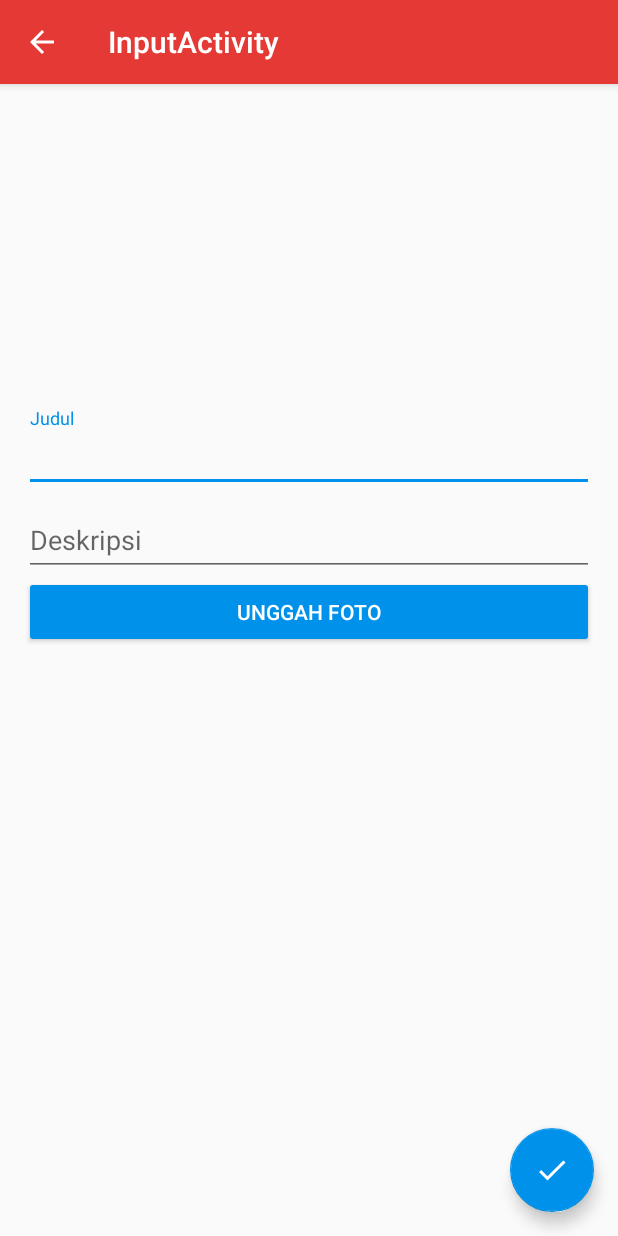
After one commit to abdullahzaky/KelompokD_Nusantara, an Android app: the InputActivity screen opened directly, with no data from a screen before it, on a phone screen of 412 x 824 dp. The commit adds this screen. Run offline under Robolectric (Android 15) with nearby library versions, the light colour scheme and no system bars.

Commit message:
add input activity

```diff
--- a/Nusantara_Android/Nusantara/app/src/main/AndroidManifest.xml
+++ b/Nusantara_Android/Nusantara/app/src/main/AndroidManifest.xml
@@ -21,7 +21,6 @@
             </intent-filter>
         </activity>
 
-
         <meta-data
             android:name="com.google.android.geo.API_KEY"
             android:value="@string/server_client_id" />
@@ -34,6 +33,15 @@
                 <category android:name="android.intent.category.LAUNCHER" />
             </intent-filter>
         </activity>
+        <activity
+            android:name=".InputActivity"
+            android:label="@string/title_activity_input"
+            android:parentActivityName=".MainActivity"
+            android:theme="@style/AppTheme.NoActionBar">
+            <meta-data
+                android:name="android.support.PARENT_ACTIVITY"
+                android:value="com.pjw.tugas.nusantara.MainActivity" />
+        </activity>
     </application>
 
 </manifest>
--- /dev/null
+++ b/Nusantara_Android/Nusantara/app/src/main/java/com/pjw/tugas/nusantara/InputActivity.java
@@ -0,0 +1,63 @@
+package com.pjw.tugas.nusantara;
+
+import android.os.Bundle;
+import android.support.design.widget.FloatingActionButton;
+import android.support.design.widget.Snackbar;
+import android.support.v7.app.AppCompatActivity;
+import android.support.v7.widget.Toolbar;
+import android.util.DisplayMetrics;
+import android.view.Display;
+import android.view.View;
+import android.widget.Button;
+import android.widget.EditText;
+import android.widget.ImageView;
+
+public class InputActivity extends AppCompatActivity {
+
+    EditText inputJudul;
+    EditText inputDeskripsi;
+    ImageView previewImage;
+    Button ambilFoto;
+
+    String judul;
+    String deskripsi;
+
+    @Override
+    protected void onCreate(Bundle savedInstanceState) {
+        super.onCreate(savedInstanceState);
+        setContentView(R.layout.activity_input);
+        Toolbar toolbar = (Toolbar) findViewById(R.id.toolbar);
+        setSupportActionBar(toolbar);
+
+        inputJudul = (EditText) findViewById(R.id.input_judul);
+        inputDeskripsi = (EditText) findViewById(R.id.input_deskripsi);
+        ambilFoto = (Button) findViewById(R.id.input_unggah_button);
+        previewImage = (ImageView) findViewById(R.id.input_preview_image);
+
+        ambilFoto.setOnClickListener(new View.OnClickListener() {
+            @Override
+            public void onClick(View v) {
+                //buka kamera dan ambil foto lalu simpan lalu tampilkan di preview
+
+            }
+        });
+
+        FloatingActionButton fab = (FloatingActionButton) findViewById(R.id.fab);
+        assert fab != null;
+        fab.setOnClickListener(new View.OnClickListener() {
+            @Override
+            public void onClick(View view) {
+                judul = inputJudul.getText().toString();
+                if (judul.isEmpty()) {
+                    inputJudul.setError("Judul harus diisi");
+                }
+                deskripsi = inputDeskripsi.getText().toString();
+                if (deskripsi.isEmpty()) {
+                    inputDeskripsi.setError("Deskripsi harus diisi");
+                }
+            }
+        });
+        getSupportActionBar().setDisplayHomeAsUpEnabled(true);
+    }
+
+}
--- /dev/null
+++ b/Nusantara_Android/Nusantara/app/src/main/res/layout/activity_input.xml
@@ -0,0 +1,34 @@
+<?xml version="1.0" encoding="utf-8"?>
+<android.support.design.widget.CoordinatorLayout xmlns:android="http://schemas.android.com/apk/res/android"
+    xmlns:app="http://schemas.android.com/apk/res-auto"
+    xmlns:tools="http://schemas.android.com/tools"
+    android:layout_width="match_parent"
+    android:layout_height="match_parent"
+    android:fitsSystemWindows="true"
+    tools:context="com.pjw.tugas.nusantara.InputActivity">
+
+    <android.support.design.widget.AppBarLayout
+        android:layout_width="match_parent"
+        android:layout_height="wrap_content"
+        android:theme="@style/AppTheme.AppBarOverlay">
+
+        <android.support.v7.widget.Toolbar
+            android:id="@+id/toolbar"
+            android:layout_width="match_parent"
+            android:layout_height="?attr/actionBarSize"
+            android:background="?attr/colorPrimary"
+            app:popupTheme="@style/AppTheme.PopupOverlay" />
+
+    </android.support.design.widget.AppBarLayout>
+
+    <include layout="@layout/content_input" />
+
+    <android.support.design.widget.FloatingActionButton
+        android:id="@+id/fab"
+        android:layout_width="wrap_content"
+        android:layout_height="wrap_content"
+        android:layout_gravity="bottom|end"
+        android:layout_margin="@dimen/fab_margin"
+        android:src="@drawable/ic_done_white_24dp" />
+
+</android.support.design.widget.CoordinatorLayout>
--- /dev/null
+++ b/Nusantara_Android/Nusantara/app/src/main/res/layout/content_input.xml
@@ -0,0 +1,45 @@
+<?xml version="1.0" encoding="utf-8"?>
+<LinearLayout xmlns:android="http://schemas.android.com/apk/res/android"
+    xmlns:app="http://schemas.android.com/apk/res-auto"
+    xmlns:tools="http://schemas.android.com/tools"
+    android:layout_width="match_parent"
+    android:layout_height="match_parent"
+    android:paddingBottom="@dimen/activity_vertical_margin"
+    android:paddingLeft="@dimen/activity_horizontal_margin"
+    android:paddingRight="@dimen/activity_horizontal_margin"
+    android:paddingTop="@dimen/activity_vertical_margin"
+    app:layout_behavior="@string/appbar_scrolling_view_behavior"
+    tools:context="com.pjw.tugas.nusantara.InputActivity"
+    android:orientation="vertical"
+    tools:showIn="@layout/activity_input">
+
+    <ImageView
+        android:layout_width="match_parent"
+        android:layout_height="200dp"
+        android:id="@+id/input_preview_image"/>
+
+    <android.support.design.widget.TextInputLayout
+        android:layout_width="match_parent"
+        android:layout_height="wrap_content">
+        <EditText
+            android:layout_width="match_parent"
+            android:layout_height="wrap_content"
+            android:id="@+id/input_judul"
+            android:hint="Judul"/>
+    </android.support.design.widget.TextInputLayout>
+    <android.support.design.widget.TextInputLayout
+        android:layout_width="match_parent"
+        android:layout_height="wrap_content">
+        <EditText
+            android:layout_width="match_parent"
+            android:layout_height="wrap_content"
+            android:id="@+id/input_deskripsi"
+            android:hint="Deskripsi"/>
+    </android.support.design.widget.TextInputLayout>
+    <Button
+        android:layout_width="match_parent"
+        android:layout_height="wrap_content"
+        android:text="Unggah Foto"
+        style="@style/Widget.AppCompat.Button.Colored"
+        android:id="@+id/input_unggah_button"/>
+</LinearLayout>
--- a/Nusantara_Android/Nusantara/app/src/main/res/values/strings.xml
+++ b/Nusantara_Android/Nusantara/app/src/main/res/values/strings.xml
@@ -22,4 +22,5 @@
     <string name="sample_budaya">Candi Prambanan</string>
     <string name="sample_lokasi">Sleman, Yogyakarta</string>
     <string name="server_client_id">183197456776-2m0u3ot2v94cj3q3q63cs3giav5ogrh4.apps.googleusercontent.com</string>
+    <string name="title_activity_input">InputActivity</string>
 </resources>
```
Also changed, not shown: Nusantara_Android/Nusantara/app/src/main/res/drawable/ic_done_white_24dp.png (added).
